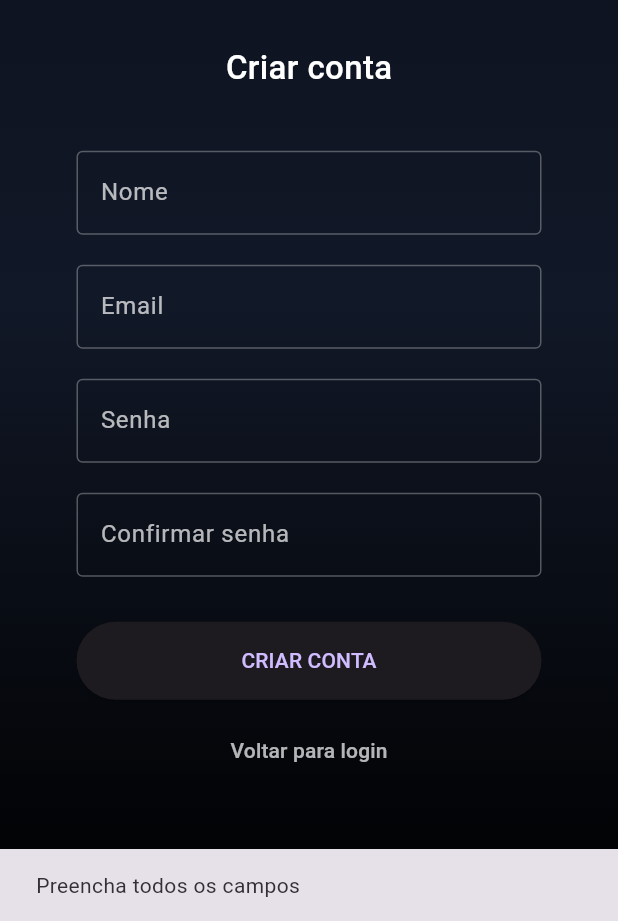
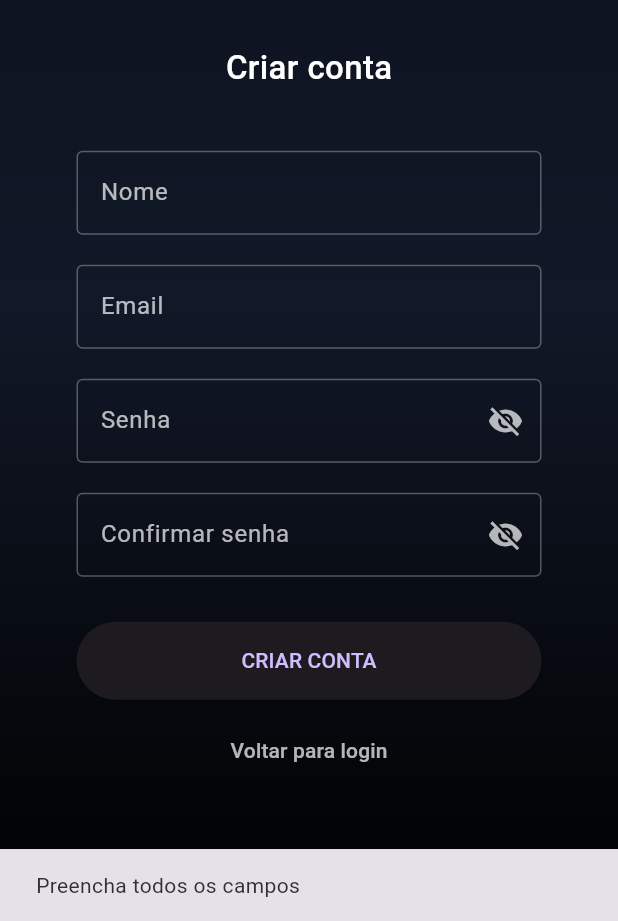
Before and after one commit to jaquedb/docdigital-app, a Flutter app: the RegisterScreen screen opened by its route, after a tap on "CRIAR CONTA", on a phone screen of 412 x 824 dp, the part 315-1236 px from its top. Run offline on Flutter 3.47's test engine with Material 3 defaults, Android fonts, the phone set to English and light mode, and no system bars; our stand-ins replace file_picker, flutter_local_notifications, flutter_secure_storage, image_picker, timezone; missing offline and left inert: cunning_document_scanner, media_scanner, syncfusion_flutter_pdfviewer; accounts and stored records are empty.

Commit message:
Loading no botão de 'Criar conta' na tela de register

```diff
--- a/lib/screens/register_screen.dart
+++ b/lib/screens/register_screen.dart
@@ -15,7 +15,13 @@ class _RegisterScreenState extends State<RegisterScreen> {
   final TextEditingController senhaController = TextEditingController();
   final TextEditingController confirmarSenhaController = TextEditingController();
 
+  bool senhaVisivel = false;
+  bool confirmarSenhaVisivel = false;
+  bool carregando = false;
+
   Future<void> criarConta() async {
+
+    if (carregando) return;
 
     final nome = nomeController.text;
     final email = emailController.text;
@@ -36,6 +42,10 @@ class _RegisterScreenState extends State<RegisterScreen> {
       return;
     }
 
+    setState(() {
+      carregando = true;
+    });
+
     try {
 
       // cria usuário
@@ -53,6 +63,14 @@ class _RegisterScreenState extends State<RegisterScreen> {
       ScaffoldMessenger.of(context).showSnackBar(
         const SnackBar(content: Text("Erro ao criar conta")),
       );
+
+    } finally {
+
+      if (mounted) {
+        setState(() {
+          carregando = false;
+        });
+      }
 
     }
 
@@ -141,16 +159,27 @@ class _RegisterScreenState extends State<RegisterScreen> {
 
                     TextField(
                       controller: senhaController,
-                      obscureText: true,
+                      obscureText: !senhaVisivel,
                       style: const TextStyle(color: Colors.white),
-                      decoration: const InputDecoration(
+                      decoration: InputDecoration(
                         labelText: "Senha",
-                        labelStyle: TextStyle(color: Colors.white70),
-                        enabledBorder: OutlineInputBorder(
+                        labelStyle: const TextStyle(color: Colors.white70),
+                        enabledBorder: const OutlineInputBorder(
                           borderSide: BorderSide(color: Colors.white30),
                         ),
-                        focusedBorder: OutlineInputBorder(
+                        focusedBorder: const OutlineInputBorder(
                           borderSide: BorderSide(color: Colors.white),
+                        ),
+                        suffixIcon: IconButton(
+                          icon: Icon(
+                            senhaVisivel ? Icons.visibility : Icons.visibility_off,
+                            color: Colors.white70,
+                          ),
+                          onPressed: () {
+                            setState(() {
+                              senhaVisivel = !senhaVisivel;
+                            });
+                          },
                         ),
                       ),
                     ),
@@ -159,16 +188,27 @@ class _RegisterScreenState extends State<RegisterScreen> {
 
                     TextField(
                       controller: confirmarSenhaController,
-                      obscureText: true,
+                      obscureText: !confirmarSenhaVisivel,
                       style: const TextStyle(color: Colors.white),
-                      decoration: const InputDecoration(
+                      decoration: InputDecoration(
                         labelText: "Confirmar senha",
-                        labelStyle: TextStyle(color: Colors.white70),
-                        enabledBorder: OutlineInputBorder(
+                        labelStyle: const TextStyle(color: Colors.white70),
+                        enabledBorder: const OutlineInputBorder(
                           borderSide: BorderSide(color: Colors.white30),
                         ),
-                        focusedBorder: OutlineInputBorder(
+                        focusedBorder: const OutlineInputBorder(
                           borderSide: BorderSide(color: Colors.white),
+                        ),
+                        suffixIcon: IconButton(
+                          icon: Icon(
+                            confirmarSenhaVisivel ? Icons.visibility : Icons.visibility_off,
+                            color: Colors.white70,
+                          ),
+                          onPressed: () {
+                            setState(() {
+                              confirmarSenhaVisivel = !confirmarSenhaVisivel;
+                            });
+                          },
                         ),
                       ),
                     ),
@@ -178,11 +218,20 @@ class _RegisterScreenState extends State<RegisterScreen> {
                     SizedBox(
                       width: double.infinity,
                       child: ElevatedButton(
-                        onPressed: criarConta,
+                        onPressed: carregando ? null : criarConta,
                         style: ElevatedButton.styleFrom(
                           padding: const EdgeInsets.symmetric(vertical: 16),
                         ),
-                        child: const Text("CRIAR CONTA"),
+                        child: carregando
+                            ? const SizedBox(
+                          height: 22,
+                          width: 22,
+                          child: CircularProgressIndicator(
+                            strokeWidth: 2,
+                            color: Colors.white,
+                          ),
+                        )
+                            : const Text("CRIAR CONTA"),
                       ),
                     ),
 
```
